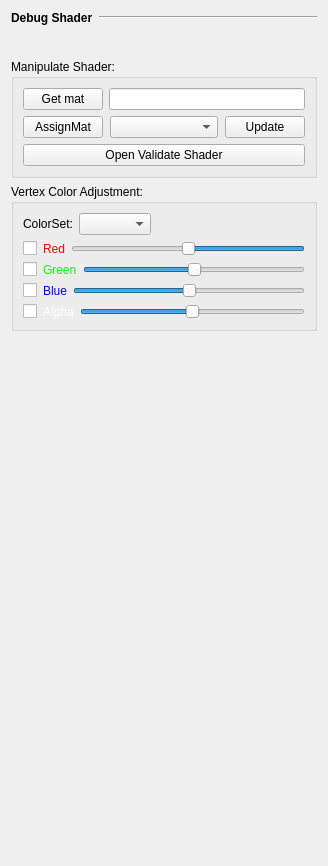
Old version of the form Maya_Tools/Developer/Main/MODULE/ShaderTools/UI/ShaderTools.ui in the repository code-google-com/mayatools.
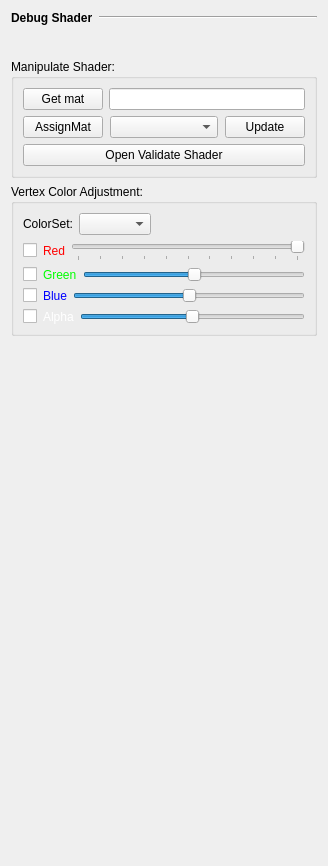
New version of the form. Icons and pictures are not drawn.

The edit to the form file:
```diff
--- a/Maya_Tools/Developer/Main/MODULE/ShaderTools/UI/ShaderTools.ui
+++ b/Maya_Tools/Developer/Main/MODULE/ShaderTools/UI/ShaderTools.ui
@@ -295,10 +295,10 @@
         <item>
          <widget class="QSlider" name="sldRed">
           <property name="minimum">
-           <number>-100</number>
+           <number>0</number>
           </property>
           <property name="maximum">
-           <number>100</number>
+           <number>10</number>
           </property>
           <property name="singleStep">
            <number>1</number>
@@ -309,6 +309,9 @@
           <property name="invertedAppearance">
            <bool>true</bool>
           </property>
+          <property name="tickPosition">
+           <enum>QSlider::TicksBelow</enum>
+          </property>
          </widget>
         </item>
        </layout>
```
Left out of the diff: 8 changed lines with no effect on the pictures.
